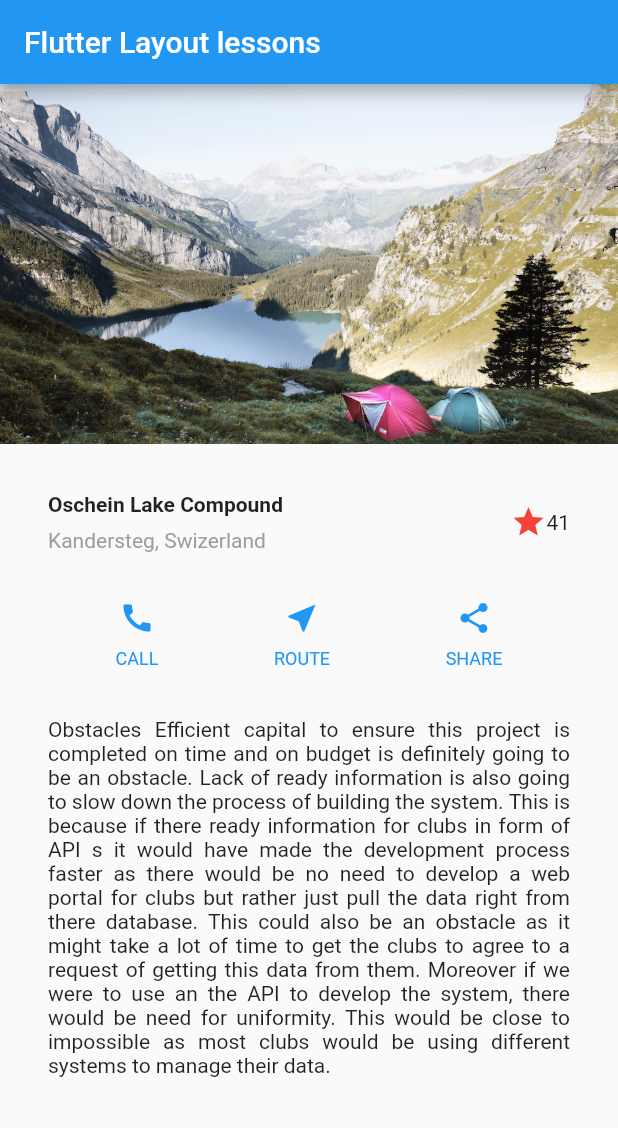
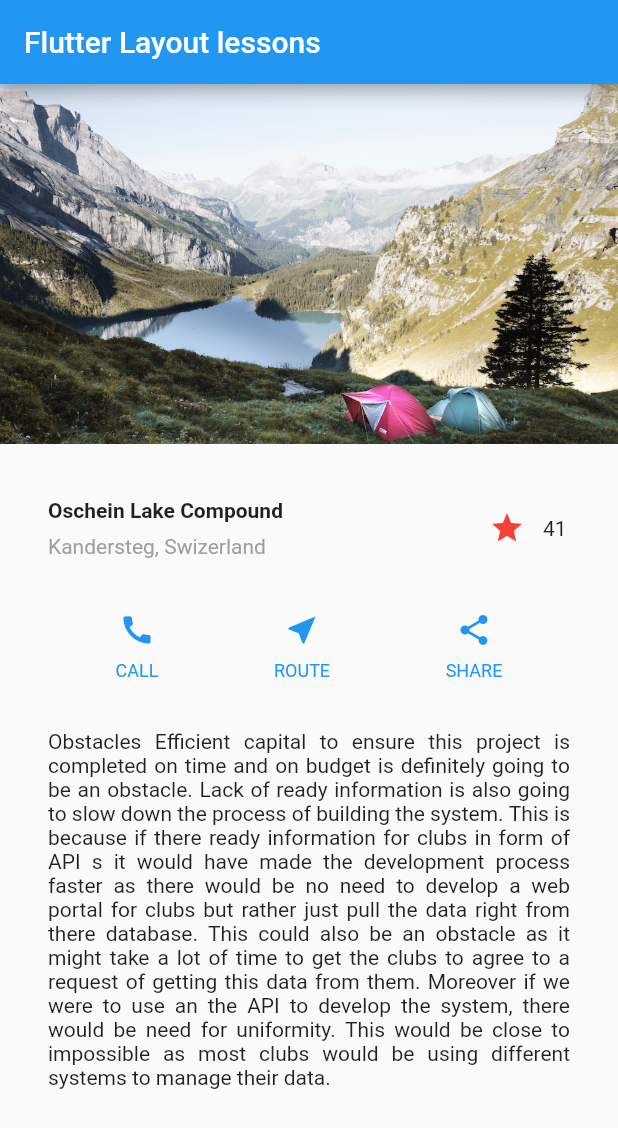
Before and after one commit to Odinga96/flutter, a Flutter app: the screen it shows after launch, on a phone screen of 412 x 824 dp. Shown: the top 1128 px of the screen. Run offline on Flutter 3.47's test engine with Material 2 defaults, Android fonts, the phone set to English and light mode, and no system bars.

Commit message:
added interactivity to the flutter app

```diff
--- a/flutter_app1/lib/main.dart
+++ b/flutter_app1/lib/main.dart
@@ -35,27 +35,12 @@
             ],
           ),
         ),
-        Icon(
-          Icons.star,
-          color: Colors.red[500],
-        ),
-        Text('41'),
+       FavoriteWidget(),
       ],
     ),
   );
 
-//  Color color= ;
-  Widget buttonSection = Container(
-    child: Row(
-      mainAxisAlignment: MainAxisAlignment.spaceEvenly,
-      children: [
-        _buildButtonColumn(Colors.blue, Icons.call, "CALL"),
-        _buildButtonColumn(Colors.blue, Icons.near_me, "ROUTE"),
-        _buildButtonColumn(Colors.blue, Icons.share, "SHARE"),
 
-      ],
-    ),
-  );
 
 
   Widget textSection = Container(
@@ -76,9 +61,23 @@
       textAlign: TextAlign.justify,
     ),
   );
-
   @override
   Widget build(BuildContext context) {
+
+      Color color= Theme.of(context).primaryColor;
+    Widget buttonSection = Container(
+      child: Row(
+        mainAxisAlignment: MainAxisAlignment.spaceEvenly,
+        children: [
+          _buildButtonColumn(color, Icons.call, "CALL"),
+          _buildButtonColumn(color, Icons.near_me, "ROUTE"),
+          _buildButtonColumn(color, Icons.share, "SHARE"),
+
+        ],
+      ),
+    );
+
+
     return MaterialApp(
       title: 'Welcome to Flutter',
       home: Scaffold(
@@ -123,3 +122,49 @@
     );
   }
 }
+
+
+class FavoriteWidget extends StatefulWidget {
+  @override
+  _FavoriteWidgetState createState() => _FavoriteWidgetState();
+}
+
+class _FavoriteWidgetState extends State<FavoriteWidget> {
+  bool _isFavorited = true;
+  int _favoriteCount = 41;
+  // ···
+  @override
+  Widget build(BuildContext context) {
+    return Row(
+      mainAxisSize: MainAxisSize.min,
+      children: [
+        Container(
+          padding: EdgeInsets.all(0),
+          child: IconButton(
+            icon: (_isFavorited ? Icon(Icons.star) : Icon(Icons.star_border)),
+            color: Colors.red[500],
+            onPressed: _toggleFavorite,
+          ),
+        ),
+        SizedBox(
+          width: 18,
+          child: Container(
+            child: Text('$_favoriteCount'),
+          ),
+        ),
+      ],
+    );
+  }
+
+  void _toggleFavorite() {
+    setState(() {
+      if (_isFavorited) {
+        _favoriteCount -= 1;
+        _isFavorited = false;
+      } else {
+        _favoriteCount += 1;
+        _isFavorited = true;
+      }
+    });
+  }
+}
```
